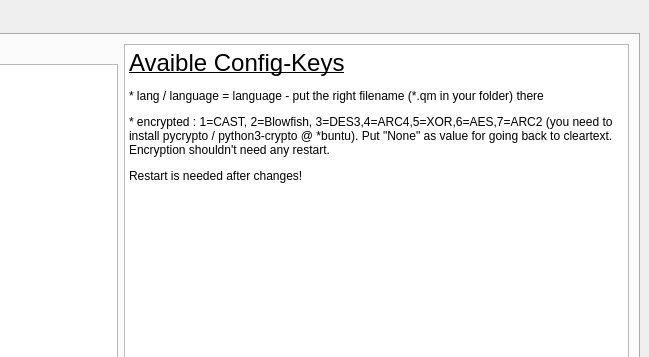
This is ui/main.ui in hersche/tryToxic as Qt 5 draws it before an edit; both pictures show x 408 to 1057 and y 0 to 357 of the 1057 by 766 pixel window. The edited form follows.
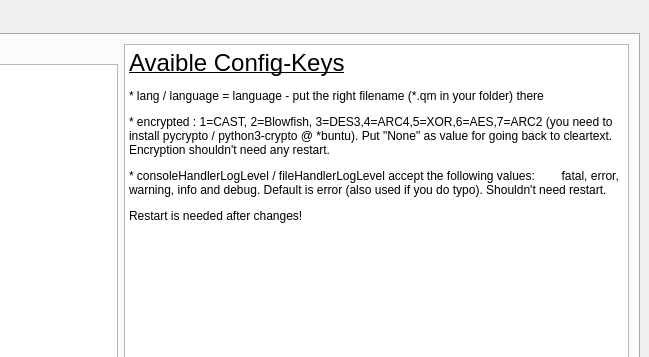
This is the edited form. The open tabs and pages were chosen to show the change. Icons and pictures are not drawn.

Commit message: add setting for set debuglevel on file and console-logger + some structurals..

What changed in the file:
```diff
--- a/ui/main.ui
+++ b/ui/main.ui
@@ -382,6 +382,7 @@
 &lt;p style=&quot; margin-top:12px; margin-bottom:12px; margin-left:0px; margin-right:0px; -qt-block-indent:0; text-indent:0px;&quot;&gt;&lt;span style=&quot; font-family:'Sans Serif'; font-size:18pt; text-decoration: underline;&quot;&gt;Avaible Config-Keys&lt;/span&gt;&lt;/p&gt;
 &lt;p style=&quot; margin-top:12px; margin-bottom:12px; margin-left:0px; margin-right:0px; -qt-block-indent:0; text-indent:0px;&quot;&gt;&lt;span style=&quot; font-family:'Sans Serif';&quot;&gt;* lang / language = language - put the right filename (*.qm in your folder) there&lt;/span&gt;&lt;/p&gt;
 &lt;p style=&quot; margin-top:12px; margin-bottom:12px; margin-left:0px; margin-right:0px; -qt-block-indent:0; text-indent:0px;&quot;&gt;&lt;span style=&quot; font-family:'Sans Serif';&quot;&gt;* encrypted : 1=CAST, 2=Blowfish, 3=DES3,4=ARC4,5=XOR,6=AES,7=ARC2 (you need to install pycrypto / python3-crypto @ *buntu). Put &amp;quot;None&amp;quot; as value for going back to cleartext. Encryption shouldn't need any restart.&lt;/span&gt;&lt;/p&gt;
+&lt;p style=&quot; margin-top:12px; margin-bottom:12px; margin-left:0px; margin-right:0px; -qt-block-indent:0; text-indent:0px;&quot;&gt;&lt;span style=&quot; font-family:'Sans Serif';&quot;&gt;* consoleHandlerLogLevel / fileHandlerLogLevel accept the following values:        fatal, error, warning, info and debug. Default is error (also used if you do typo). Shouldn't need restart.&lt;/span&gt;&lt;/p&gt;
 &lt;p style=&quot; margin-top:12px; margin-bottom:12px; margin-left:0px; margin-right:0px; -qt-block-indent:0; text-indent:0px;&quot;&gt;&lt;span style=&quot; font-family:'Sans Serif';&quot;&gt;Restart is needed after changes!&lt;/span&gt;&lt;/p&gt;
 &lt;p style=&quot;-qt-paragraph-type:empty; margin-top:12px; margin-bottom:12px; margin-left:0px; margin-right:0px; -qt-block-indent:0; text-indent:0px; font-family:'Sans Serif';&quot;&gt;&lt;br /&gt;&lt;/p&gt;&lt;/body&gt;&lt;/html&gt;</string>
               </property>
```
Left out of the diff: 2 changed lines with no effect on the pictures. The commit also changes 8 other files.
